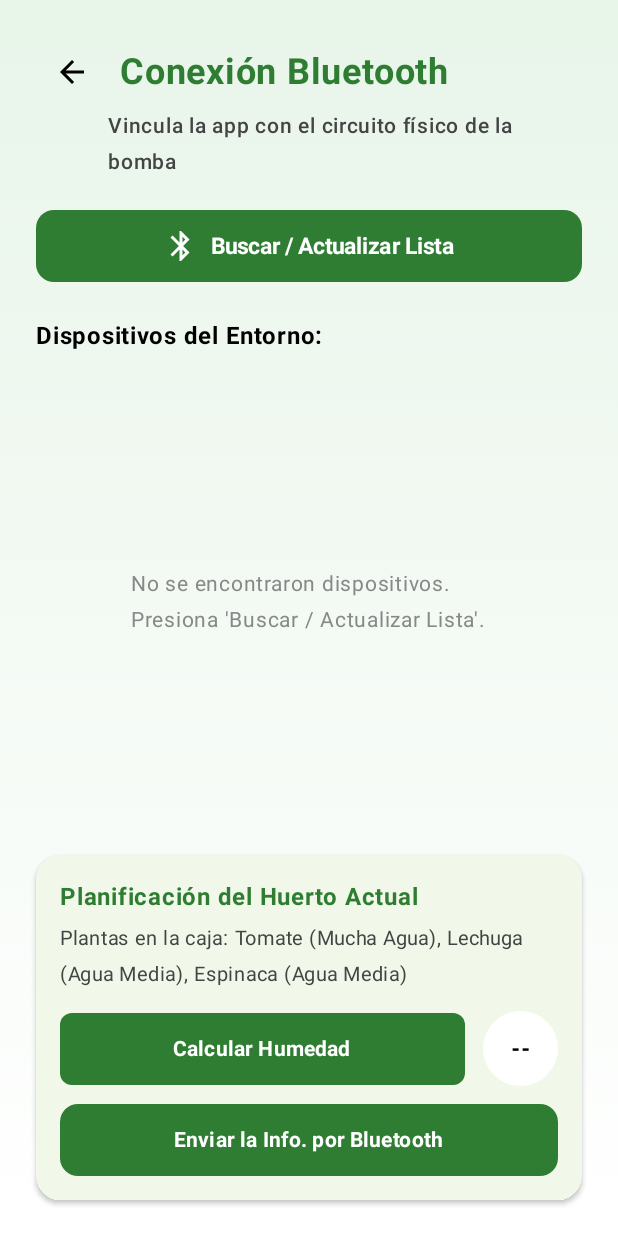
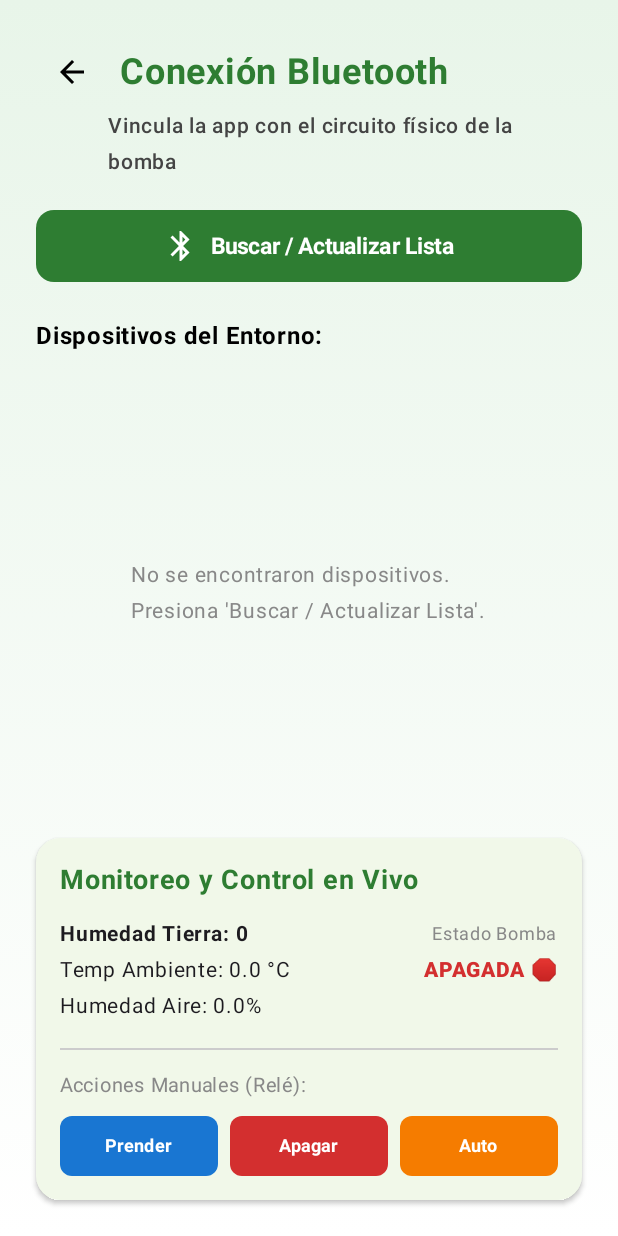
Before and after one commit to gabrielsuyllon-nt/PachaTech, an Android app built with Jetpack Compose: the composable BluetoothMainScreen shown on its own in the app's theme, on a phone screen of 412 x 824 dp. Run offline under Robolectric (Android 15) with nearby library versions, the phone set to English and light mode, and no system bars.

Commit message:
Conecté el Bluetooth y agregué botones manuales para la bomba pimpollitos.

```diff
--- a/app/src/main/java/com/example/appriego/ui/BluetoothMainScreen.kt
+++ b/app/src/main/java/com/example/appriego/ui/BluetoothMainScreen.kt
@@ -44,17 +44,15 @@ fun BluetoothMainScreen(
     val devices by viewModel.devicesList.collectAsState()
     val connectedDevice by viewModel.connectedDevice.collectAsState()
 
-
-    val plantasDelHuerto by viewModel.plantasDelHuertoActual.collectAsState()
+    // --- AQUÍ ESCUCHAMOS AL ARDUINO DE VERDAD ---
+    val sensorData by viewModel.sensorData.collectAsState()
 
     var buscandoDispositivos by remember { mutableStateOf(false) }
-
 
     val launcherPermisos = rememberLauncherForActivityResult(
         contract = ActivityResultContracts.RequestMultiplePermissions()
     ) { permisos ->
         val conexionOk = permisos[Manifest.permission.BLUETOOTH_CONNECT] ?: false
-
         if (conexionOk) {
             viewModel.cargarDispositivosVinculados()
         } else {
@@ -62,11 +60,9 @@ fun BluetoothMainScreen(
         }
     }
 
-
     LaunchedEffect(Unit) {
         if (Build.VERSION.SDK_INT >= Build.VERSION_CODES.S) {
             val tieneConnect = ContextCompat.checkSelfPermission(context, Manifest.permission.BLUETOOTH_CONNECT) == PackageManager.PERMISSION_GRANTED
-
             if (!tieneConnect) {
                 launcherPermisos.launch(arrayOf(Manifest.permission.BLUETOOTH_CONNECT))
             } else {
@@ -118,7 +114,6 @@ fun BluetoothMainScreen(
             )
 
             Spacer(modifier = Modifier.height(20.dp))
-
 
             Button(
                 onClick = {
@@ -172,11 +167,10 @@ fun BluetoothMainScreen(
                 modifier = Modifier.padding(bottom = 12.dp)
             )
 
-
             Box(
                 modifier = Modifier
                     .fillMaxWidth()
-                    .weight(1f)
+                    .weight(1f) // Esto hace que la lista ocupe el espacio disponible
             ) {
                 if (devices.isEmpty()) {
                     Box(
@@ -302,11 +296,9 @@ fun BluetoothMainScreen(
                 }
             }
 
-
             Spacer(modifier = Modifier.height(16.dp))
 
-            var humedadCalculada by remember { mutableStateOf<Int?>(null) }
-
+            // --- NUEVA TARJETA: LECTURAS REALES Y CONTROL TOTAL ---
             Card(
                 modifier = Modifier.fillMaxWidth(),
                 colors = CardDefaults.cardColors(containerColor = Color(0xFFF1F8E9)),
@@ -315,73 +307,82 @@ fun BluetoothMainScreen(
             ) {
                 Column(modifier = Modifier.padding(16.dp)) {
                     Text(
-                        text = "Planificación del Huerto Actual",
+                        text = "Monitoreo y Control en Vivo",
                         fontWeight = FontWeight.Bold,
-                        fontSize = 16.sp,
+                        fontSize = 18.sp,
                         color = Color(0xFF2E7D32)
                     )
-                    Text(
-                        text = "Plantas en la caja: ${plantasDelHuerto.joinToString(", ")}",
-                        fontSize = 13.sp,
-                        color = Color.DarkGray,
-                        modifier = Modifier.padding(top = 4.dp, bottom = 12.dp)
-                    )
+                    Spacer(modifier = Modifier.height(12.dp))
 
                     Row(
                         modifier = Modifier.fillMaxWidth(),
-                        horizontalArrangement = Arrangement.SpaceBetween,
-                        verticalAlignment = Alignment.CenterVertically
+                        horizontalArrangement = Arrangement.SpaceBetween
                     ) {
-                        Button(
-                            onClick = {
-                                humedadCalculada = viewModel.calcularHumedadNecesaria(plantasDelHuerto)
-                                Toast.makeText(context, "Humedad ideal calculada: $humedadCalculada%", Toast.LENGTH_SHORT).show()
-                            },
-                            colors = ButtonDefaults.buttonColors(containerColor = MaterialTheme.colorScheme.primary),
-                            shape = RoundedCornerShape(8.dp),
-                            modifier = Modifier.weight(1f).height(48.dp)
-                        ) {
-                            Text("Calcular Humedad", fontSize = 14.sp, fontWeight = FontWeight.Bold)
+                        Column {
+                            Text("Humedad Tierra: ${sensorData.humedadSuelo}", fontSize = 14.sp, fontWeight = FontWeight.Bold)
+                            Text("Temp Ambiente: ${sensorData.temperatura} °C", fontSize = 14.sp)
+                            Text("Humedad Aire: ${sensorData.humedadAire}%", fontSize = 14.sp)
                         }
-
-                        Spacer(modifier = Modifier.width(12.dp))
-
-                        Box(
-                            modifier = Modifier
-                                .size(50.dp)
-                                .background(Color.White, CircleShape),
-                            contentAlignment = Alignment.Center
-                        ) {
+                        Column(horizontalAlignment = Alignment.End) {
+                            Text("Estado Bomba", fontSize = 12.sp, color = Color.Gray)
                             Text(
-                                text = if (humedadCalculada != null) "$humedadCalculada%" else "--",
+                                text = if (sensorData.estadoBomba == 1) "ACTIVA 💧" else "APAGADA 🛑",
+                                fontSize = 14.sp,
                                 fontWeight = FontWeight.ExtraBold,
-                                fontSize = 14.sp,
-                                color = Color.Black
+                                color = if (sensorData.estadoBomba == 1) Color(0xFF1976D2) else Color(0xFFD32F2F)
                             )
                         }
                     }
 
+                    Spacer(modifier = Modifier.height(16.dp))
+                    Divider(color = Color.LightGray)
                     Spacer(modifier = Modifier.height(12.dp))
 
-                    Button(
-                        onClick = {
-                            if (connectedDevice == null) {
-                                Toast.makeText(context, "Aún no hay ningún dispositivo conectado", Toast.LENGTH_LONG).show()
-                            } else if (humedadCalculada == null) {
-                                Toast.makeText(context, "Primero debes presionar 'Calcular Humedad'", Toast.LENGTH_SHORT).show()
-                            } else {
-                                humedadCalculada?.let { porcentaje ->
-                                    viewModel.enviarUmbralArduinio(porcentaje)
-                                    Toast.makeText(context, "¡$porcentaje% enviado a la bomba física!", Toast.LENGTH_LONG).show()
-                                }
-                            }
-                        },
-                        enabled = true,
-                        modifier = Modifier.fillMaxWidth().height(48.dp),
-                        colors = ButtonDefaults.buttonColors(containerColor = MaterialTheme.colorScheme.primary),
-                        shape = RoundedCornerShape(12.dp)
+                    Text("Acciones Manuales (Relé):", fontSize = 13.sp, color = Color.Gray)
+                    Spacer(modifier = Modifier.height(8.dp))
+
+                    Row(
+                        modifier = Modifier.fillMaxWidth(),
+                        horizontalArrangement = Arrangement.spacedBy(8.dp)
                     ) {
-                        Text("Enviar la Info. por Bluetooth", fontWeight = FontWeight.Bold, fontSize = 14.sp)
+                        Button(
+                            onClick = {
+                                viewModel.encenderBomba()
+                                Toast.makeText(context, "Orden enviada: ENCENDER BOMBA", Toast.LENGTH_SHORT).show()
+                            },
+                            colors = ButtonDefaults.buttonColors(containerColor = Color(0xFF1976D2)),
+                            modifier = Modifier.weight(1f).height(40.dp),
+                            shape = RoundedCornerShape(8.dp),
+                            contentPadding = PaddingValues(0.dp)
+                        ) {
+                            Text("Prender", fontSize = 12.sp, fontWeight = FontWeight.Bold)
+                        }
+
+                        Button(
+                            onClick = {
+                                viewModel.apagarBomba()
+                                Toast.makeText(context, "Orden enviada: APAGAR BOMBA", Toast.LENGTH_SHORT).show()
+                            },
+                            colors = ButtonDefaults.buttonColors(containerColor = Color(0xFFD32F2F)),
+                            modifier = Modifier.weight(1f).height(40.dp),
+                            shape = RoundedCornerShape(8.dp),
+                            contentPadding = PaddingValues(0.dp)
+                        ) {
+                            Text("Apagar", fontSize = 12.sp, fontWeight = FontWeight.Bold)
+                        }
+
+                        Button(
+                            onClick = {
+                                viewModel.modoAutomatico()
+                                Toast.makeText(context, "Orden enviada: MODO AUTOMÁTICO", Toast.LENGTH_SHORT).show()
+                            },
+                            colors = ButtonDefaults.buttonColors(containerColor = Color(0xFFF57C00)),
+                            modifier = Modifier.weight(1f).height(40.dp),
+                            shape = RoundedCornerShape(8.dp),
+                            contentPadding = PaddingValues(0.dp)
+                        ) {
+                            Text("Auto", fontSize = 12.sp, fontWeight = FontWeight.Bold)
+                        }
                     }
                 }
             }
```
Also changed, not shown: app/src/main/java/com/example/appriego/data/BluetoothService.kt (+132 -8 lines), app/src/main/java/com/example/appriego/ui/BluetoothViewModel.kt (+44 -53 lines), app/src/main/java/com/example/appriego/ui/DashboardScreen.kt (+61 -12 lines).
